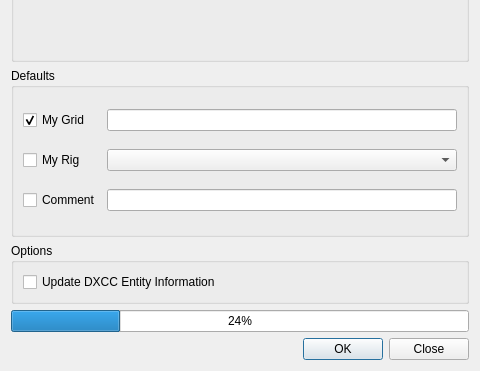
First picture: the form in ui/ImportDialog.ui, repository k5mcd/QLog, before the edit; both pictures show x 0 to 480 and y 188 to 559 of the 480 by 559 pixel window.
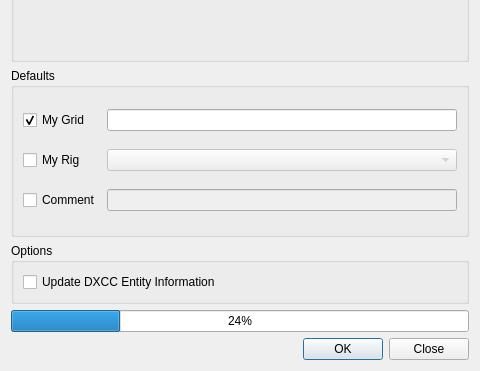
Second picture: the form after the edit. Icons and pictures are not drawn.

Commit message: Import&Export Dialog: Added more validations for Dialog Fields

What changed in the file:
```diff
--- a/ui/ImportDialog.ui
+++ b/ui/ImportDialog.ui
@@ -142,6 +142,9 @@
       </item>
       <item row="1" column="1">
        <widget class="QComboBox" name="rigSelect">
+        <property name="enabled">
+         <bool>false</bool>
+        </property>
         <property name="sizePolicy">
          <sizepolicy hsizetype="Expanding" vsizetype="Fixed">
           <horstretch>0</horstretch>
@@ -168,6 +171,9 @@
       </item>
       <item row="2" column="1">
        <widget class="QLineEdit" name="commentEdit">
+        <property name="enabled">
+         <bool>false</bool>
+        </property>
         <property name="sizePolicy">
          <sizepolicy hsizetype="Expanding" vsizetype="Fixed">
           <horstretch>0</horstretch>
```
Left out of the diff: 68 changed lines with no effect on the pictures. The commit also changes 3 other files.
